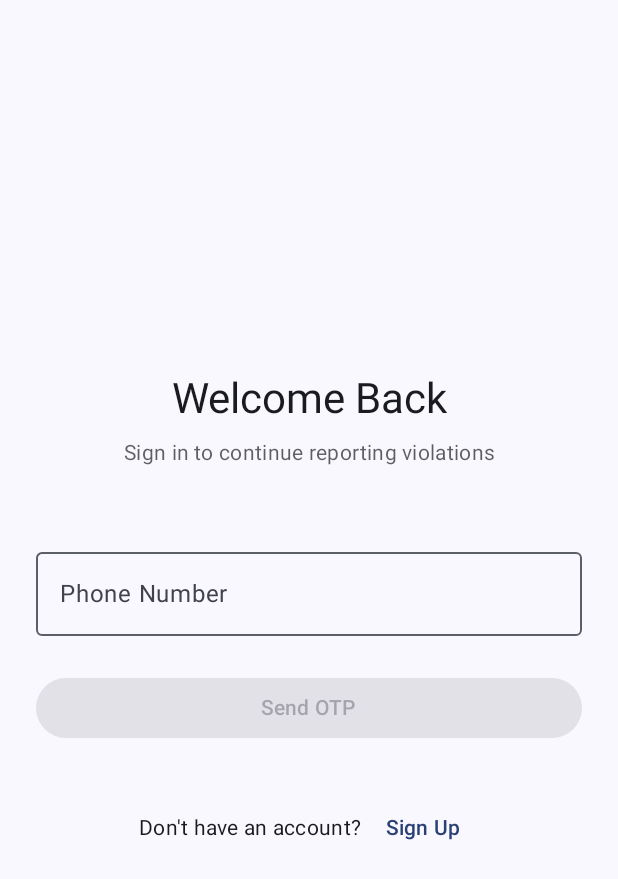
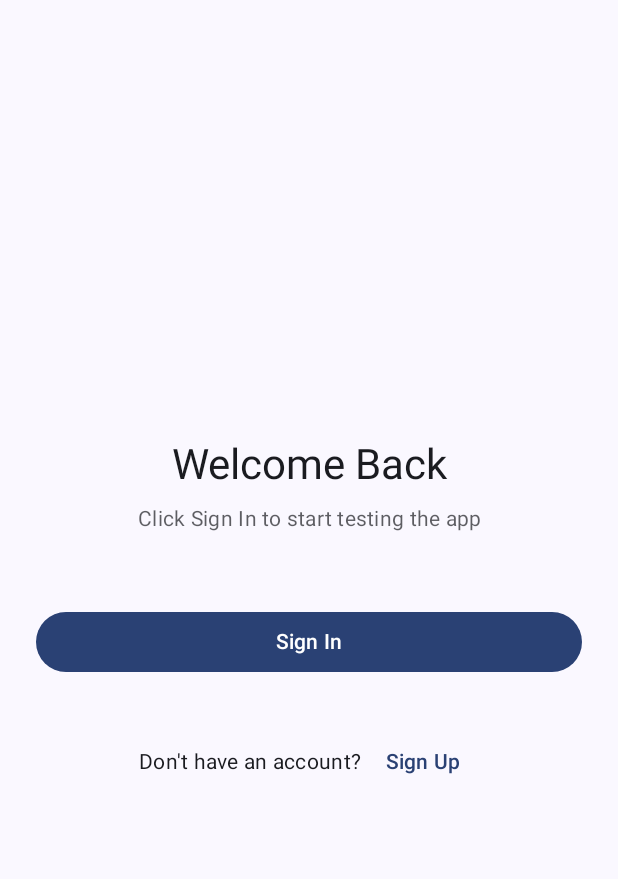
Before and after one commit to itslokesh/ReportViolation, an Android app built with Jetpack Compose: the screen it shows after launch (MainActivity), on a phone screen of 412 x 824 dp. Shown: the top 879 px of the screen. Run offline under Robolectric (Android 15) with nearby library versions, the phone set to English and light mode, and no system bars.

Commit message:
Commented sign in page for easier testing

```diff
--- a/app/src/main/AndroidManifest.xml
+++ b/app/src/main/AndroidManifest.xml
@@ -22,8 +22,8 @@
     <uses-permission android:name="android.permission.WRITE_EXTERNAL_STORAGE"
         android:maxSdkVersion="28" />
 
-    <!-- Phone State for OTP -->
-    <uses-permission android:name="android.permission.READ_PHONE_STATE" />
+    <!-- Phone State for OTP (Commented out for testing phase) -->
+    <!-- <uses-permission android:name="android.permission.READ_PHONE_STATE" /> -->
 
     <!-- Wake Lock for Background Processing -->
     <uses-permission android:name="android.permission.WAKE_LOCK" />
--- a/app/src/main/java/com/example/reportviolation/ui/screens/auth/LoginScreen.kt
+++ b/app/src/main/java/com/example/reportviolation/ui/screens/auth/LoginScreen.kt
@@ -16,10 +16,12 @@ import com.example.reportviolation.ui.navigation.Screen
 
 @Composable
 fun LoginScreen(navController: NavController) {
-    var phoneNumber by remember { mutableStateOf("") }
-    var otp by remember { mutableStateOf("") }
-    var isOtpSent by remember { mutableStateOf(false) }
     var isLoading by remember { mutableStateOf(false) }
+
+    // TODO: Phone number and OTP functionality commented out for testing phase
+    // var phoneNumber by remember { mutableStateOf("") }
+    // var otp by remember { mutableStateOf("") }
+    // var isOtpSent by remember { mutableStateOf(false) }
 
     Column(
         modifier = Modifier
@@ -37,7 +39,7 @@ fun LoginScreen(navController: NavController) {
         Spacer(modifier = Modifier.height(8.dp))
 
         Text(
-            text = "Sign in to continue reporting violations",
+            text = "Click Sign In to start testing the app",
             style = MaterialTheme.typography.bodyMedium,
             color = MaterialTheme.colorScheme.onSurface.copy(alpha = 0.7f),
             textAlign = TextAlign.Center
@@ -45,6 +47,73 @@ fun LoginScreen(navController: NavController) {
 
         Spacer(modifier = Modifier.height(48.dp))
 
+        // Direct Sign In Button (Simplified for testing)
+        Button(
+            onClick = {
+                isLoading = true
+                // TODO: Phone number and OTP verification commented out for testing
+                // For testing, directly navigate to dashboard
+                navController.navigate(Screen.Dashboard.route) {
+                    popUpTo(Screen.Login.route) { inclusive = true }
+                }
+                isLoading = false
+            },
+            modifier = Modifier.fillMaxWidth(),
+            enabled = !isLoading
+        ) {
+            if (isLoading) {
+                CircularProgressIndicator(
+                    modifier = Modifier.size(20.dp),
+                    color = MaterialTheme.colorScheme.onPrimary
+                )
+            } else {
+                Text("Sign In")
+            }
+        }
+
+        // TODO: Phone number and OTP functionality commented out for testing phase
+        /*
+        // Phone Number Input (Simplified for testing)
+        OutlinedTextField(
+            value = phoneNumber,
+            onValueChange = { phoneNumber = it },
+            label = { Text("Phone Number") },
+            placeholder = { Text("Enter your 10-digit phone number") },
+            keyboardOptions = KeyboardOptions(keyboardType = KeyboardType.Phone),
+            modifier = Modifier.fillMaxWidth(),
+            singleLine = true
+        )
+
+        Spacer(modifier = Modifier.height(24.dp))
+
+        Button(
+            onClick = {
+                if (phoneNumber.length == 10) {
+                    isLoading = true
+                    // TODO: OTP verification commented out for testing
+                    // For testing, directly navigate to dashboard
+                    navController.navigate(Screen.Dashboard.route) {
+                        popUpTo(Screen.Login.route) { inclusive = true }
+                    }
+                    isLoading = false
+                }
+            },
+            modifier = Modifier.fillMaxWidth(),
+            enabled = phoneNumber.length == 10 && !isLoading
+        ) {
+            if (isLoading) {
+                CircularProgressIndicator(
+                    modifier = Modifier.size(20.dp),
+                    color = MaterialTheme.colorScheme.onPrimary
+                )
+            } else {
+                Text("Sign In")
+            }
+        }
+        */
+
+        // TODO: OTP functionality commented out for testing phase
+        /*
         if (!isOtpSent) {
             // Phone Number Input
             OutlinedTextField(
@@ -134,6 +203,7 @@ fun LoginScreen(navController: NavController) {
                 Text("Change Phone Number")
             }
         }
+        */
 
         Spacer(modifier = Modifier.height(32.dp))
 
```
